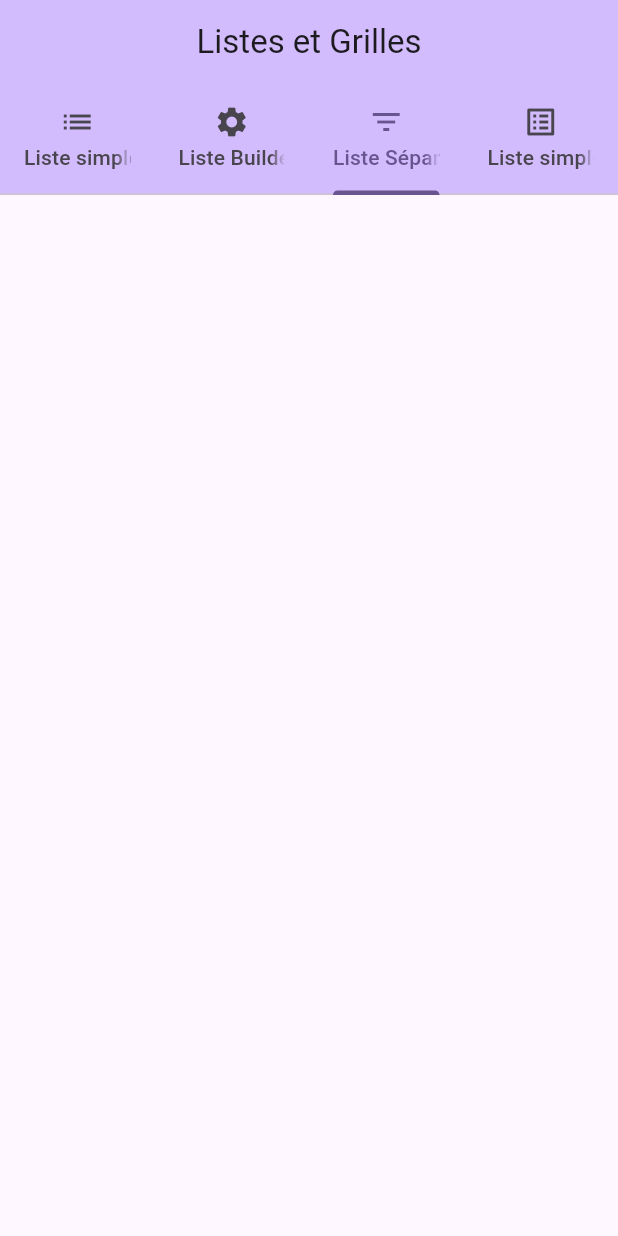
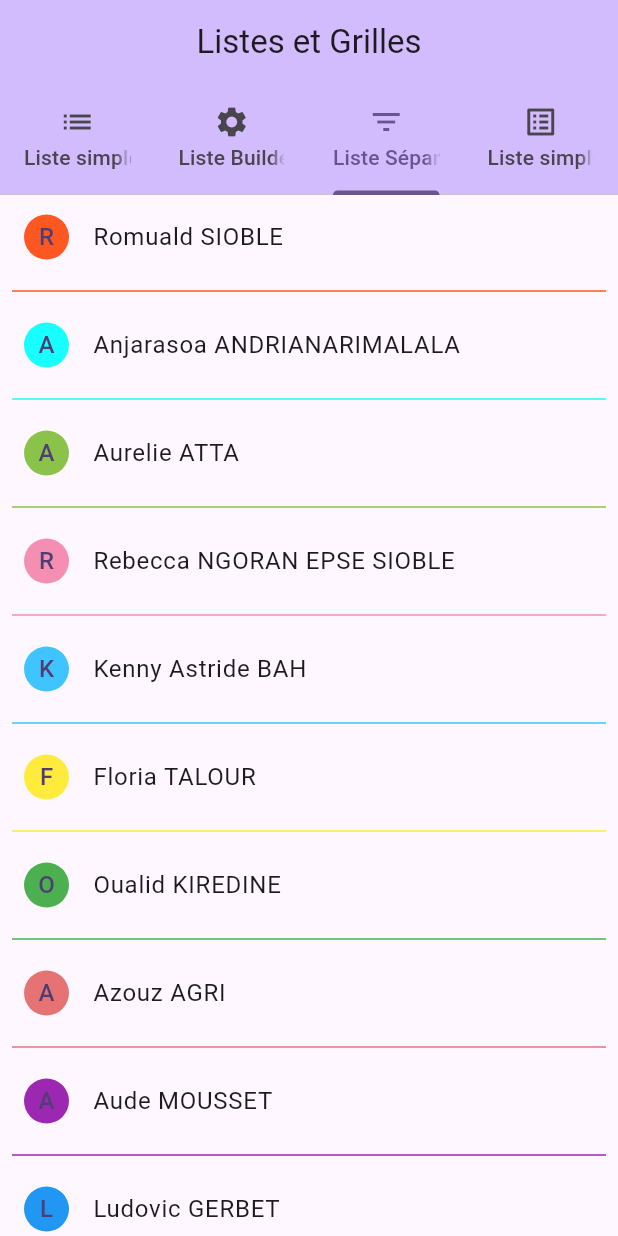
Before and after one commit to siobleromuald/Flutter_popAndNavBar, a Flutter app: the screen it shows after launch, tab 3 chosen, on a phone screen of 412 x 824 dp. Run offline on Flutter 3.47's test engine with Material 3 defaults, Android fonts, the phone set to English and light mode, and no system bars; our stand-ins replace font_awesome_flutter, image_picker.

Commit message:
Ajout des class builder.dart, list_separated.dart, user et user_tile.dart et user_datas.dart

```diff
--- /dev/null
+++ b/apprendre_list_grid/lib/models/user.dart
@@ -0,0 +1,11 @@
+import 'package:flutter/material.dart';
+
+class User{
+  String firstName;
+  String lastName;
+  Color couleur;
+
+  String get fullName=> "$firstName $lastName";
+  String get initial=> firstName[0].toUpperCase();
+  User({required this.firstName,required this.lastName, required this.couleur});
+}
--- /dev/null
+++ b/apprendre_list_grid/lib/models/user_datas.dart
@@ -0,0 +1,21 @@
+
+import 'package:apprendre_list_grid/models/user.dart';
+import 'package:flutter/material.dart';
+
+List<User> users=[
+  User(firstName: "Romuald", lastName: "SIOBLE", couleur: Colors.deepOrange),
+  User(firstName: "Anjarasoa", lastName: "ANDRIANARIMALALA", couleur: Colors.cyanAccent),
+  User(firstName: "Aurelie", lastName: "ATTA", couleur: Colors.lightGreen),
+  User(firstName: "Rebecca", lastName: "NGORAN EPSE SIOBLE", couleur: Colors.pink.shade200),
+  User(firstName: "Kenny Astride", lastName: "BAH", couleur: Colors.lightBlueAccent),
+  User(firstName: "Floria", lastName: "TALOUR", couleur: Colors.yellow),
+  User(firstName: "Oualid", lastName: "KIREDINE", couleur: Colors.green),
+  User(firstName: "Azouz", lastName: "AGRI", couleur: Colors.red.shade300),
+  User(firstName: "Aude", lastName: "MOUSSET", couleur: Colors.purple),
+  User(firstName: "Ludovic", lastName: "GERBET", couleur: Colors.blue),
+  User(firstName: "Noelle", lastName: "ZOU", couleur: Colors.yellow.shade100),
+  User(firstName: "Lacina", lastName: "TRAORE", couleur: Colors.green.shade100),
+  User(firstName: "Pélagie Yéné", lastName: "GUENIN", couleur: Colors.grey.shade300),
+  User(firstName: "William", lastName: "CONTAGNON", couleur: Colors.lime),
+  User(firstName: "Mathieu", lastName: "BARRAULT", couleur: Colors.brown.shade400),
+];
--- a/apprendre_list_grid/lib/pages/accueil.dart
+++ b/apprendre_list_grid/lib/pages/accueil.dart
@@ -1,7 +1,9 @@
+import 'package:apprendre_list_grid/widgets/list_separated.dart';
 import 'package:apprendre_list_grid/widgets/simple_listview.dart';
 import 'package:flutter/material.dart';
 
 import '../models/list_type.dart';
+import '../widgets/builder.dart';
 
 class HomePage extends StatefulWidget {
   const HomePage({super.key, required this.title});
@@ -12,9 +14,9 @@ class HomePage extends StatefulWidget {
 
 class _HomePageState extends State<HomePage> {
   final List<ListType>_lists=[
-      ListType("Liste simple", Icons.list, const SimpleListView()),
-    ListType("Liste Builder", Icons.settings, const Center()),
-    ListType("Liste Séparé", Icons.filter_list, const Center()),
+    ListType("Liste simple", Icons.list, const SimpleListView()),
+    ListType("Liste Builder", Icons.settings, const BuilderWidget()),
+    ListType("Liste Séparé", Icons.filter_list, const SeparatedList()),
     ListType("Liste simple", Icons.list_alt_outlined, const Center())
   ];
 
--- /dev/null
+++ b/apprendre_list_grid/lib/widgets/builder.dart
@@ -0,0 +1,20 @@
+import 'package:apprendre_list_grid/models/user.dart';
+import 'package:apprendre_list_grid/widgets/user_tile.dart';
+import 'package:flutter/material.dart';
+
+import '../models/user_datas.dart';
+
+class BuilderWidget extends StatelessWidget{
+  const BuilderWidget({super.key});
+
+
+
+  @override
+  Widget build(BuildContext context) {
+
+    return ListView.builder(
+        itemCount: users.length,
+        itemBuilder: ((context, int index)=>UserTile(user: users[index])),
+    );
+  }
+}
--- /dev/null
+++ b/apprendre_list_grid/lib/widgets/list_separated.dart
@@ -0,0 +1,25 @@
+import 'package:apprendre_list_grid/widgets/user_tile.dart';
+import 'package:flutter/material.dart';
+import '../models/user.dart';
+import '../models/user_datas.dart';
+
+class SeparatedList extends StatelessWidget{
+
+ const SeparatedList({super.key});
+
+
+  @override
+  Widget build(BuildContext context) {
+    return ListView.separated(
+        itemBuilder: ((BuildContext context, index)=>UserTile(user: users[index])),
+        separatorBuilder: ((ctx, index)=> Divider(
+          indent: 8,
+          endIndent: 8,
+          color: users[index].couleur,
+        )),
+        itemCount: users.length
+    );
+  }
+
+
+}
--- /dev/null
+++ b/apprendre_list_grid/lib/widgets/user_tile.dart
@@ -0,0 +1,23 @@
+
+import 'package:apprendre_list_grid/models/user.dart';
+import 'package:flutter/material.dart';
+
+class UserTile extends StatelessWidget{
+  final User user;
+
+  const UserTile({super.key, required this.user});
+
+  @override
+  Widget build(BuildContext context) {
+
+    return ListTile(
+      title: Text(user.fullName),
+      leading: CircleAvatar(
+        radius: 15,
+        backgroundColor: user.couleur,
+        child: Text(user.initial),
+      ),
+    );
+  }
+
+}
```
